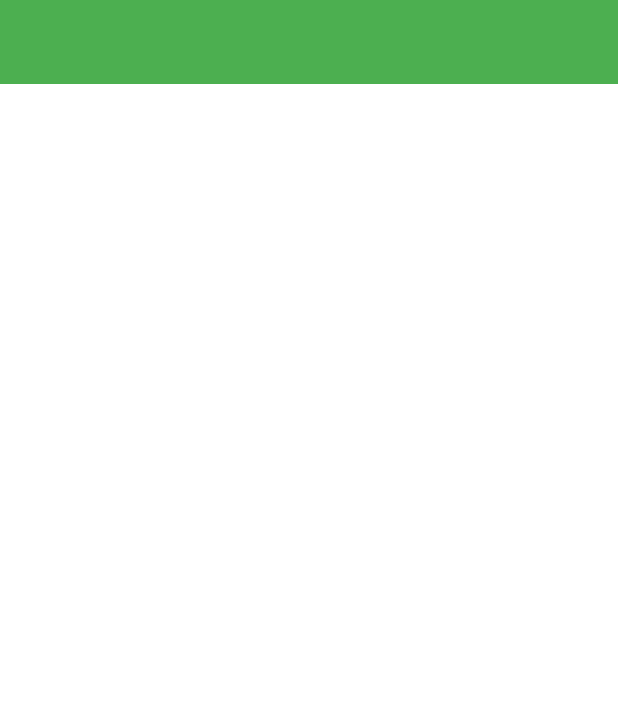
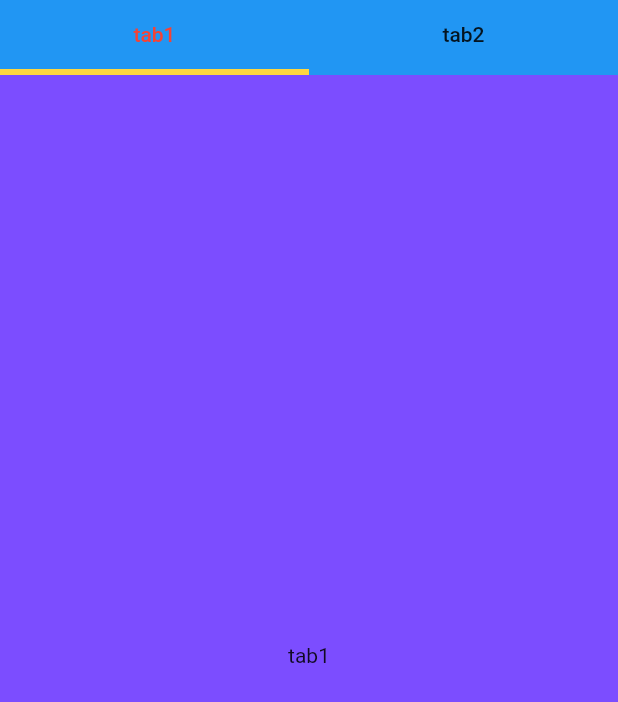
Before and after one commit to skyshenfu/flutterMaterialDemo, a Flutter app: the screen it shows after launch, after a tap on "tab", on a phone screen of 412 x 824 dp. Shown: the top 702 px of the screen. Run offline on Flutter 3.47's test engine with Material 2 defaults, Android fonts, the phone set to English and light mode, and no system bars.

Commit message:
提交tab无状态代码

```diff
--- a/lib/index_page.dart
+++ b/lib/index_page.dart
@@ -1,6 +1,8 @@
 import 'package:flutter/material.dart';
 import 'package:flutter_material_demo/pages/bottomdemo/bottom_index_page.dart';
 import 'package:flutter_material_demo/pages/tabbardemo/top_tabbar_demo.dart';
+import 'package:flutter_material_demo/pages/tabbardemo/top_tabbar_stateless_demo.dart';
+import 'package:flutter_material_demo/pages/tabbardemo/top_tabbar_stateless_demo.dart';
 
 
  ///总索引页面，根据不同按钮跳转到不同的索引Page
@@ -20,7 +22,7 @@ class IndexPage extends StatelessWidget{
             }, child: Text("底部导航"),),
             new RaisedButton(onPressed: (){
               Navigator.push(context, new MaterialPageRoute(builder: (context){
-                return new TopTabBarDemo();
+                return new TopTabBarLessDemo();
               }));
             }, child: Text("tab"),)
           ],
--- a/lib/pages/tabbardemo/top_tabbar_demo.dart
+++ b/lib/pages/tabbardemo/top_tabbar_demo.dart
@@ -10,6 +10,10 @@ class TopTabBarDemo extends StatefulWidget{
 }
 
 class _TopTabBarDemoState extends State<TopTabBarDemo>{
+  final List<Tab> tabs = <Tab>[
+    Tab(text: "tab1"),
+    Tab(text: "tab2")
+  ];
   @override
   Widget build(BuildContext context) {
     return  getContainerWidget();
@@ -28,12 +32,22 @@ class _TopTabBarDemoState extends State<TopTabBarDemo>{
               ),
                 bottom: false,
               )
-              ,Expanded(
-                child: Container(
+              ,Container(
                   color: Colors.white,
+                  child: Center(
+                    child:  DefaultTabController(length: tabs.length, child:Column(
+                      children: <Widget>[
+                        TabBarView(
+                          children: tabs.map((Tab tab){
+                            return Center(child: Text(tab.text));
+                          }).toList(),
+                        )
+                      ],
+                    )),
+                  ),
 
                 ),
-              )
+
             ]
         ),
       );
--- /dev/null
+++ b/lib/pages/tabbardemo/top_tabbar_stateless_demo.dart
@@ -0,0 +1,54 @@
+
+import 'package:flutter/material.dart';
+
+class TopTabBarLessDemo extends StatelessWidget{
+  final List<Tab> tabs = <Tab>[
+    Tab(text: "tab1"),
+    Tab(text: "tab2")
+  ];
+  @override
+  Widget build(BuildContext context) {
+    return   Material(
+      color:  Colors.deepPurpleAccent,
+      child: DefaultTabController(length: tabs.length, child: Column(
+        children: <Widget>[
+          SafeArea(child: Container(
+            padding: const EdgeInsets.symmetric(horizontal: 0.0),
+            height: 0.0,
+            decoration: BoxDecoration(
+                color: Colors.green
+            ),
+          ),
+            bottom: false,
+          ),
+          Container(
+            child: TabBar(tabs: tabs,
+              isScrollable: false ,
+              indicatorColor:Colors.amberAccent,
+              unselectedLabelColor: Colors.black87,
+              labelColor: Colors.red,
+              indicatorWeight: 4.0,
+            ),
+            decoration: BoxDecoration(
+              color: Colors.blue
+            ),
+          ),
+
+          Expanded(
+              child:  TabBarView(children: tabs.map((Tab tab){
+                return Center(child: Text(tab.text));
+              }).toList(),
+                //这个属性用来控制禁止滚动
+                //physics: NeverScrollableScrollPhysics(),
+              )
+          )
+
+
+        ],
+      ),
+
+      )
+
+    );
+  }
+}
```
